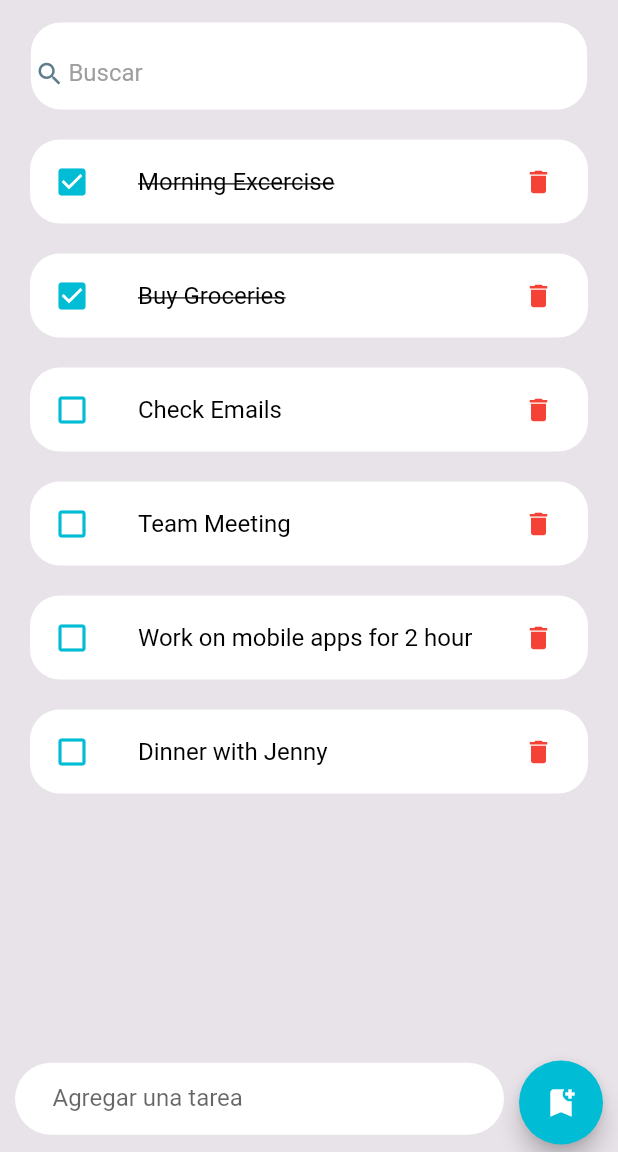
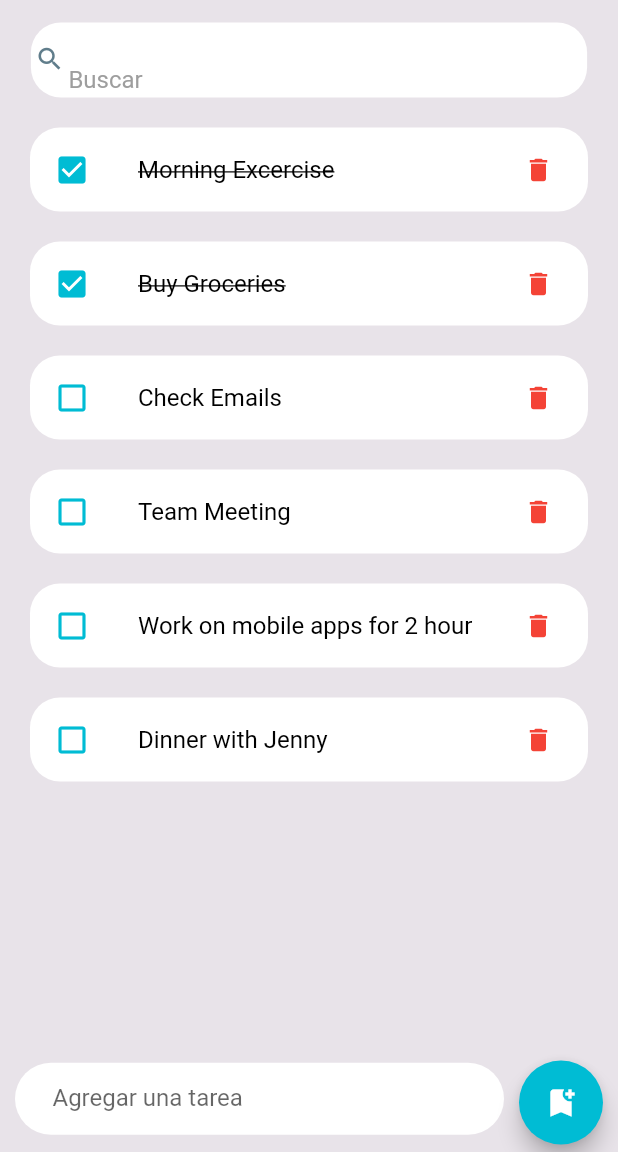
Before and after one commit to barbiwonderland/flutter-todo, a Flutter app: the screen it shows after launch, on a phone screen of 412 x 824 dp, the part 84-1236 px from its top. Run offline on Flutter 3.47's test engine with Material 2 defaults, Android fonts, the phone set to English and light mode, and no system bars; network calls fail.

```diff
--- a/lib/screens/home.dart
+++ b/lib/screens/home.dart
@@ -15,7 +15,16 @@ class Home extends StatefulWidget {
 
 class _HomeState extends State<Home> {
   final todosList = todoList();
+  List<ToDo> _foundToDo = [];
   final _todoController = TextEditingController();
+
+  // inicializo el estado con la lista estatica
+  @override
+  void initState() {
+    _foundToDo = todosList;
+    // ver
+    super.initState();
+  }
 
   @override
   Widget build(BuildContext context) {
@@ -43,12 +52,12 @@ class _HomeState extends State<Home> {
         ),
         body: Column(
           children: [
-            searchBox(context),
+            searchBox(context, _filterTodo),
             Expanded(
               child: ListView(
                 padding: const EdgeInsets.all(20.0),
                 children: <Widget>[
-                  for (ToDo item in todosList)
+                  for (ToDo item in _foundToDo)
                     (TodoItem(
                       todo: item,
                       onToDoChanged: _hanleTodoChange,
@@ -115,4 +124,20 @@ class _HomeState extends State<Home> {
     });
     _todoController.clear();
   }
+
+  void _filterTodo(String keyWord) {
+    List<ToDo> results = [];
+    if (keyWord.isEmpty) {
+      results = todosList;
+    } else {
+      results = todosList
+          .where((todo) =>
+              (todo.todoText.toLowerCase()).contains(keyWord.toLowerCase()))
+          // lo convierto en una lista
+          .toList();
+    }
+    setState(() {
+      _foundToDo = results;
+    });
+  }
 }
--- a/lib/widgets/searchBox.dart
+++ b/lib/widgets/searchBox.dart
@@ -1,14 +1,19 @@
 import 'package:flutter/material.dart';
 
-Widget searchBox(BuildContext context) {
-  return Container(
-      alignment: Alignment.center,
-      padding: EdgeInsets.fromLTRB(0, 10, 0, 0),
+Widget searchBox(BuildContext context, filterTodo) {
+  return Stack(
+    children: [
+      Container(
+          height: 50,
           margin: EdgeInsets.only(top: 15),
           width: MediaQuery.of(context).size.width * 0.9,
           decoration: BoxDecoration(
               color: Colors.white, borderRadius: BorderRadius.circular(20)),
           child: TextField(
+              textAlignVertical: TextAlignVertical.center,
+              onChanged: (value) {
+                filterTodo(value);
+              },
               decoration: InputDecoration(
                 contentPadding: EdgeInsets.all(0),
                 prefixIcon: Icon(
@@ -16,9 +21,12 @@ Widget searchBox(BuildContext context) {
                   color: Colors.blueGrey,
                   size: 20,
                 ),
-        prefixIconConstraints: BoxConstraints(maxHeight: 20, minWidth: 25),
+                prefixIconConstraints:
+                    BoxConstraints(maxHeight: 20, minWidth: 25),
                 border: InputBorder.none,
                 hintText: "Buscar",
                 hintStyle: TextStyle(color: Colors.grey),
-      )));
+              )))
+    ],
+  );
 }
```
Lines whose indentation alone changed are shown as unchanged.
